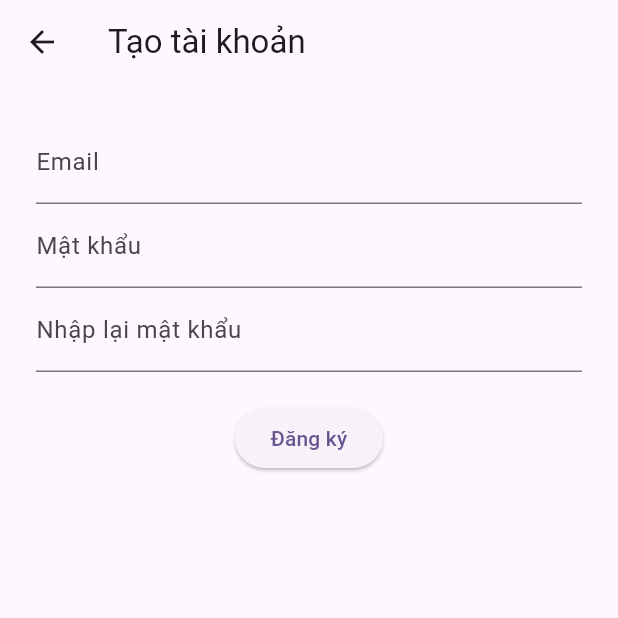
After one commit to khaiao12/paint-phone, a Flutter app: the screen it shows after launch, after a tap on "Chưa có tài khoản? Đăng ký ngay", on a phone screen of 412 x 824 dp, the top half of it. The commit adds this screen. Run offline on Flutter 3.47's test engine with Material 3 defaults, Android fonts, the phone set to English and light mode, and no system bars; our stand-ins replace firebase_auth, firebase_core, google_sign_in; accounts and stored records are empty; network calls fail.

Commit message:
đăng ký, đăng nhập, đăng xuất

```diff
--- a/lib/main.dart
+++ b/lib/main.dart
@@ -1,10 +1,14 @@
 import 'package:firebase_core/firebase_core.dart';
 import 'package:flutter/material.dart';
 import 'package:provider/provider.dart';
+import 'package:firebase_auth/firebase_auth.dart';
+
 import 'presentation/screens/main_screen.dart';
-import 'firebase_options.dart';
+import 'presentation/screens/login_screen.dart';
+import 'presentation/state/auth_provider.dart';
 import 'presentation/state/layer_provider.dart';
 import 'presentation/state/paint_provider.dart';
+import 'firebase_options.dart';
 
 Future<void> main() async {
   WidgetsFlutterBinding.ensureInitialized();
@@ -15,6 +19,7 @@ Future<void> main() async {
   runApp(
     MultiProvider(
       providers: [
+        ChangeNotifierProvider(create: (_) => AppAuthProvider()),
         ChangeNotifierProvider(create: (_) => LayerProvider()),
         ChangeNotifierProvider(create: (_) => PaintProvider()),
       ],
@@ -35,7 +40,28 @@ class PaintingApp extends StatelessWidget {
         colorScheme: ColorScheme.fromSeed(seedColor: Colors.deepPurple),
         useMaterial3: true,
       ),
-      home: const MainScreen(),
+
+      /// 🔥 DÙNG STREAMBUILDER ĐỂ NGHE AUTH TRỰC TIẾP
+      home: StreamBuilder<User?>(
+        stream: FirebaseAuth.instance.authStateChanges(),
+        builder: (context, snapshot) {
+
+          // Đang kiểm tra trạng thái
+          if (snapshot.connectionState == ConnectionState.waiting) {
+            return const Scaffold(
+              body: Center(child: CircularProgressIndicator()),
+            );
+          }
+
+          // Nếu chưa đăng nhập -> Login
+          if (!snapshot.hasData) {
+            return const LoginScreen();
+          }
+
+          // Nếu đã đăng nhập -> Main
+          return const MainScreen();
+        },
+      ),
     );
   }
 }
--- a/lib/presentation/screens/login_screen.dart
+++ b/lib/presentation/screens/login_screen.dart
@@ -0,0 +1,107 @@
+import 'package:flutter/material.dart';
+import 'package:painting_app/presentation/screens/signup_screen.dart';
+import 'package:provider/provider.dart';
+import '../state/auth_provider.dart';
+import 'main_screen.dart';
+
+class LoginScreen extends StatefulWidget {
+  const LoginScreen({super.key});
+
+  @override
+  State<LoginScreen> createState() => _LoginScreenState();
+}
+
+class _LoginScreenState extends State<LoginScreen> {
+  final emailCtrl = TextEditingController();
+  final passCtrl = TextEditingController();
+  bool loading = false;
+
+  void _login() async {
+    setState(() => loading = true);
+    final auth = context.read<AppAuthProvider>();
+
+    final error = await auth.signIn(emailCtrl.text.trim(), passCtrl.text.trim());
+
+    setState(() => loading = false);
+
+    if (error == null) {
+      Navigator.pushReplacement(
+        context,
+        MaterialPageRoute(builder: (_) => const MainScreen()),
+      );
+    } else {
+      ScaffoldMessenger.of(context).showSnackBar(
+        SnackBar(content: Text(error)),
+      );
+    }
+  }
+
+  void _loginGoogle() async {
+    final auth = context.read<AppAuthProvider>();
+    final error = await auth.signInWithGoogle();
+
+    if (error == null) {
+      Navigator.pushReplacement(
+        context,
+        MaterialPageRoute(builder: (_) => const MainScreen()),
+      );
+    } else {
+      ScaffoldMessenger.of(context).showSnackBar(
+        SnackBar(content: Text(error)),
+      );
+    }
+  }
+
+  @override
+  Widget build(BuildContext context) {
+    return Scaffold(
+      body: Padding(
+        padding: const EdgeInsets.all(24),
+        child: Column(
+          mainAxisAlignment: MainAxisAlignment.center,
+          children: [
+            const Text("Đăng nhập", style: TextStyle(fontSize: 28, fontWeight: FontWeight.bold)),
+            const SizedBox(height: 30),
+
+            TextField(
+              controller: emailCtrl,
+              decoration: const InputDecoration(labelText: "Email"),
+            ),
+            TextField(
+              controller: passCtrl,
+              decoration: const InputDecoration(labelText: "Password"),
+              obscureText: true,
+            ),
+
+            const SizedBox(height: 20),
+
+            ElevatedButton(
+              onPressed: loading ? null : _login,
+              child: loading
+                  ? const CircularProgressIndicator()
+                  : const Text("Đăng nhập"),
+            ),
+
+            TextButton(
+              child: const Text("Chưa có tài khoản? Đăng ký ngay"),
+              onPressed: () {
+                Navigator.push(
+                  context,
+                  MaterialPageRoute(builder: (_) => const SignupScreen()),
+                );
+              },
+            ),
+
+
+            const SizedBox(height: 20),
+            ElevatedButton.icon(
+              icon: const Icon(Icons.account_circle),
+              label: const Text("Đăng nhập bằng Google"),
+              onPressed: _loginGoogle,
+            )
+          ],
+        ),
+      ),
+    );
+  }
+}
--- /dev/null
+++ b/lib/presentation/screens/signup_screen.dart
@@ -0,0 +1,97 @@
+import 'package:flutter/material.dart';
+import 'package:provider/provider.dart';
+import '../state/auth_provider.dart';
+import 'main_screen.dart';
+
+class SignupScreen extends StatefulWidget {
+  const SignupScreen({super.key});
+
+  @override
+  State<SignupScreen> createState() => _SignupScreenState();
+}
+
+class _SignupScreenState extends State<SignupScreen> {
+  final emailCtrl = TextEditingController();
+  final passCtrl = TextEditingController();
+  final passConfirmCtrl = TextEditingController();
+
+  bool loading = false;
+
+  void _signup() async {
+    final email = emailCtrl.text.trim();
+    final pass = passCtrl.text.trim();
+    final pass2 = passConfirmCtrl.text.trim();
+
+    if (email.isEmpty || pass.isEmpty || pass2.isEmpty) {
+      ScaffoldMessenger.of(context).showSnackBar(
+        const SnackBar(content: Text("Vui lòng nhập đầy đủ thông tin")),
+      );
+      return;
+    }
+
+    if (pass != pass2) {
+      ScaffoldMessenger.of(context).showSnackBar(
+        const SnackBar(content: Text("Mật khẩu không khớp")),
+      );
+      return;
+    }
+
+    setState(() => loading = true);
+
+    final auth = context.read<AppAuthProvider>();
+    final error = await auth.signUp(email, pass);
+
+    setState(() => loading = false);
+
+    if (error == null) {
+      // Đăng ký thành công → chuyển vào MainScreen
+      Navigator.pushReplacement(
+        context,
+        MaterialPageRoute(builder: (_) => const MainScreen()),
+      );
+    } else {
+      ScaffoldMessenger.of(context).showSnackBar(
+        SnackBar(content: Text(error)),
+      );
+    }
+  }
+
+  @override
+  Widget build(BuildContext context) {
+    return Scaffold(
+      appBar: AppBar(
+        title: const Text("Tạo tài khoản"),
+      ),
+      body: Padding(
+        padding: const EdgeInsets.all(24),
+        child: Column(
+          children: [
+            TextField(
+              controller: emailCtrl,
+              decoration: const InputDecoration(labelText: "Email"),
+            ),
+            TextField(
+              controller: passCtrl,
+              decoration: const InputDecoration(labelText: "Mật khẩu"),
+              obscureText: true,
+            ),
+            TextField(
+              controller: passConfirmCtrl,
+              decoration: const InputDecoration(labelText: "Nhập lại mật khẩu"),
+              obscureText: true,
+            ),
+
+            const SizedBox(height: 20),
+
+            ElevatedButton(
+              onPressed: loading ? null : _signup,
+              child: loading
+                  ? const CircularProgressIndicator()
+                  : const Text("Đăng ký"),
+            ),
+          ],
+        ),
+      ),
+    );
+  }
+}
```
Also changed, not shown: lib/presentation/routes.dart (+14 -0 lines), lib/presentation/screens/profile_screen.dart (+56 -3 lines), lib/presentation/state/auth_provider.dart (+70 -0 lines), 1 other file.
